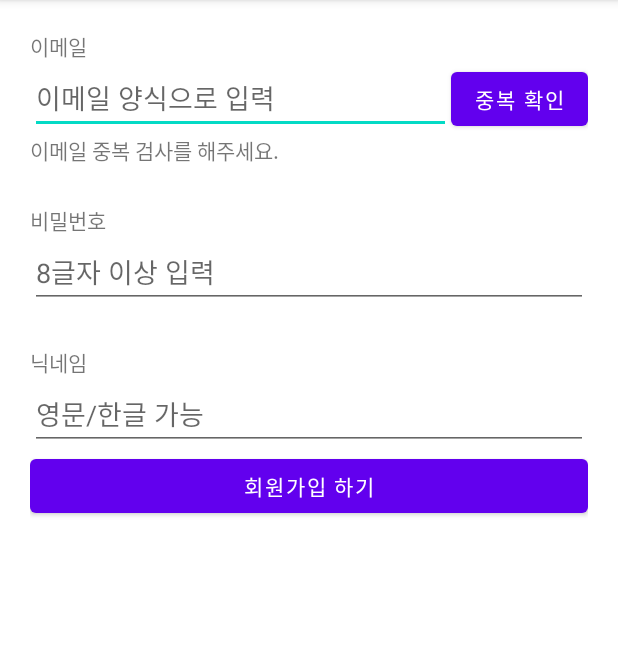
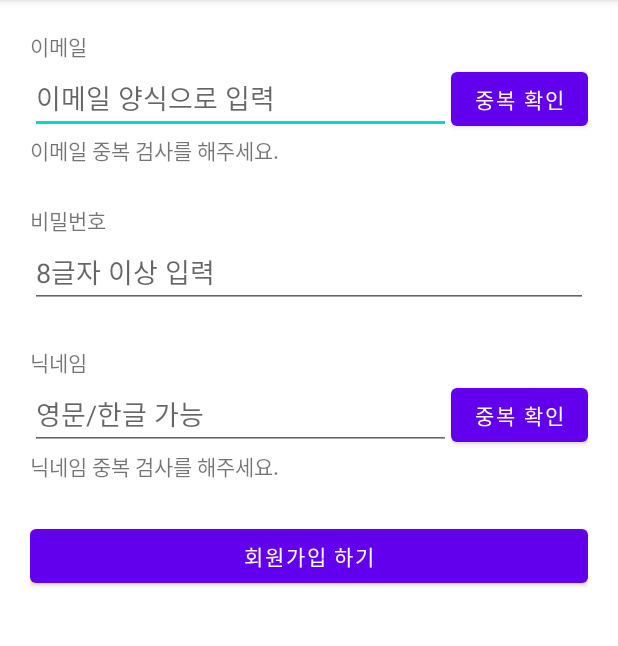
Before and after one commit to spris1513/Colosseum_211024, an Android app: the SignUpActivity screen opened directly, with no data from a screen before it, on a phone screen of 412 x 824 dp, the part 84-730 px from its top. Run offline under Robolectric (Android 15) with nearby library versions, the phone set to English and light mode, and no system bars; our stand-ins replace data binding.

Commit message:
응용 1번까지. 닉네임 중복여부, 가입누르면 닉네임 확인하라는 멘트까지 추가완료

```diff
--- a/app/src/main/java/com/neppplus/colosseum_211024/MainActivity.kt
+++ b/app/src/main/java/com/neppplus/colosseum_211024/MainActivity.kt
@@ -14,7 +14,7 @@ class MainActivity : BaseActivity() {
         super.onCreate(savedInstanceState)
         binding = DataBindingUtil.setContentView(this,R.layout.activity_main)
         setupEvents()
-        setupEvents()
+        setValues()
     }
     override fun setupEvents() {
 
--- a/app/src/main/res/layout/activity_sign_up.xml
+++ b/app/src/main/res/layout/activity_sign_up.xml
@@ -60,15 +60,35 @@
             android:text="닉네임"
             android:layout_marginTop="25dp"/>
 
-        <EditText
-            android:id="@+id/nicknameEdt"
+        <LinearLayout
             android:layout_width="match_parent"
             android:layout_height="wrap_content"
-            android:hint="영문/한글 가능"
-            android:singleLine="true"/>
+            android:orientation="horizontal">
+
+            <EditText
+                android:id="@+id/nicknameEdt"
+                android:layout_width="0dp"
+                android:layout_height="wrap_content"
+                android:hint="영문/한글 가능"
+                android:layout_weight="1"
+                android:singleLine="true"/>
+            <Button
+                android:id="@+id/nicknameCheckBtn"
+                android:layout_width="wrap_content"
+                android:layout_height="wrap_content"
+                android:text="중복 확인"/>
+
+        </LinearLayout>
+
+        <TextView
+            android:id="@+id/nicknameCheckResultTxt"
+            android:layout_width="wrap_content"
+            android:layout_height="wrap_content"
+            android:text="닉네임 중복 검사를 해주세요."/>
 
         <Button
             android:id="@+id/okBtn"
+            android:layout_marginTop="25dp"
             android:layout_width="match_parent"
             android:layout_height="wrap_content"
             android:text="회원가입 하기" />
```
Also changed, not shown: app/src/main/java/com/neppplus/colosseum_211024/SignUpActivity.kt (+28 -0 lines).
